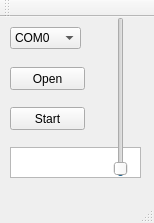
First picture: the form in gui/HMI/ta_hmi.ui, repository fiksi/TA, before the edit.
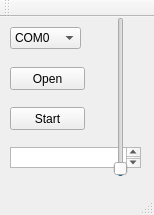
Second picture: the form after the edit.

Patch:
```diff
--- a/gui/HMI/ta_hmi.ui
+++ b/gui/HMI/ta_hmi.ui
@@ -7,7 +7,7 @@
     <x>0</x>
     <y>0</y>
     <width>154</width>
-    <height>223</height>
+    <height>215</height>
    </rect>
   </property>
   <property name="windowTitle">
@@ -106,7 +106,7 @@
       <x>10</x>
       <y>130</y>
       <width>131</width>
-      <height>31</height>
+      <height>21</height>
      </rect>
     </property>
    </widget>
```
Left out of the diff: 4 changed lines with no effect on the pictures.
